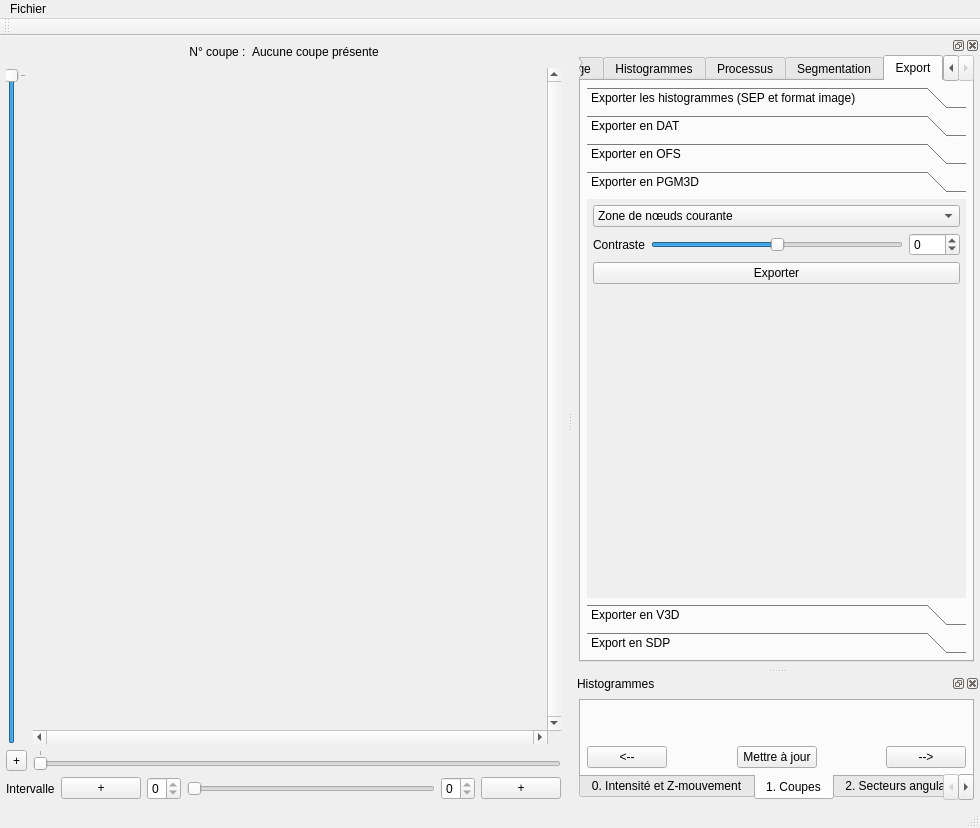
Above: ui/mainwindow.ui from akrah/TKDetection before the change. Below: the same form after it.
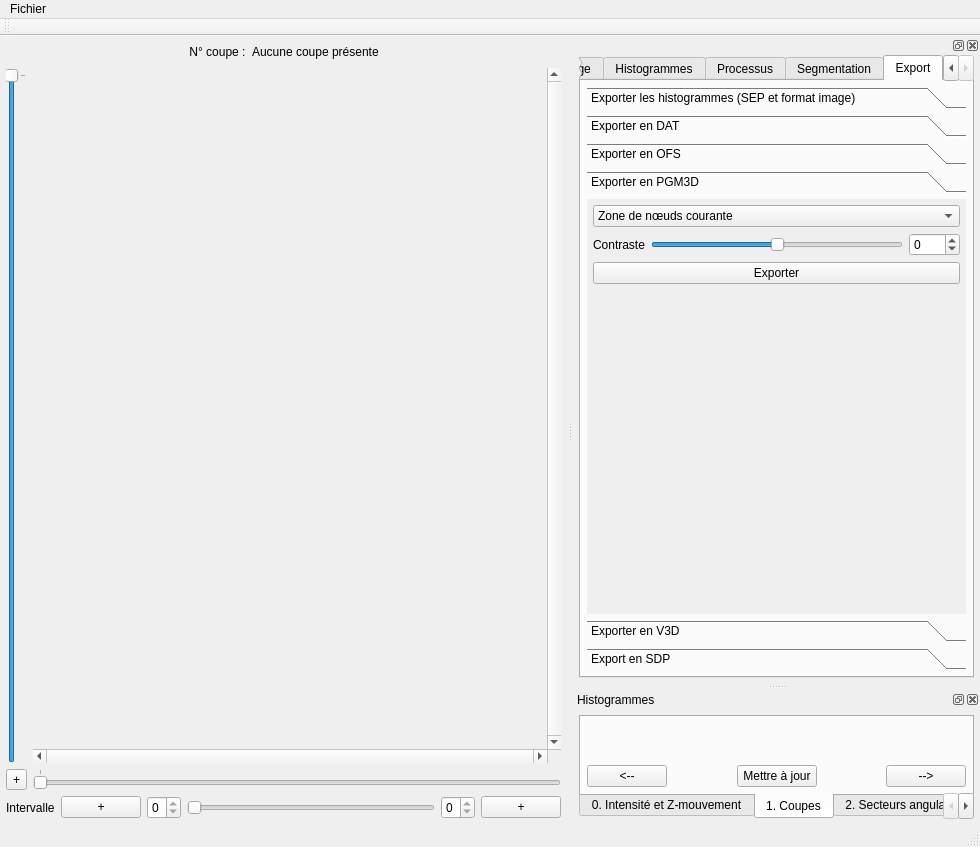
That is the form after the change. The open tabs and pages were chosen to show the change. Custom widgets are drawn as their Qt base class.

```diff
--- a/ui/mainwindow.ui
+++ b/ui/mainwindow.ui
@@ -7,7 +7,7 @@
     <x>0</x>
     <y>0</y>
     <width>980</width>
-    <height>828</height>
+    <height>847</height>
    </rect>
   </property>
   <property name="windowTitle">
@@ -2203,8 +2203,8 @@
              <rect>
               <x>0</x>
               <y>0</y>
-              <width>214</width>
-              <height>121</height>
+              <width>548</width>
+              <height>310</height>
              </rect>
             </property>
             <attribute name="label">
@@ -2664,6 +2664,11 @@
  </widget>
  <layoutdefault spacing="6" margin="6"/>
  <customwidgets>
+  <customwidget>
+   <class>QxtSpanSlider</class>
+   <extends>QSlider</extends>
+   <header>QxtSpanSlider</header>
+  </customwidget>
   <customwidget>
    <class>QwtPlot</class>
    <extends>QFrame</extends>
@@ -2676,11 +2681,6 @@
    <header>qwt_polar_plot.h</header>
    <container>1</container>
   </customwidget>
-  <customwidget>
-   <class>QxtSpanSlider</class>
-   <extends>QSlider</extends>
-   <header>QxtSpanSlider</header>
-  </customwidget>
  </customwidgets>
  <tabstops>
   <tabstop>_tabs</tabstop>
```
Left out of the diff: 53 changed lines with no effect on the pictures.
